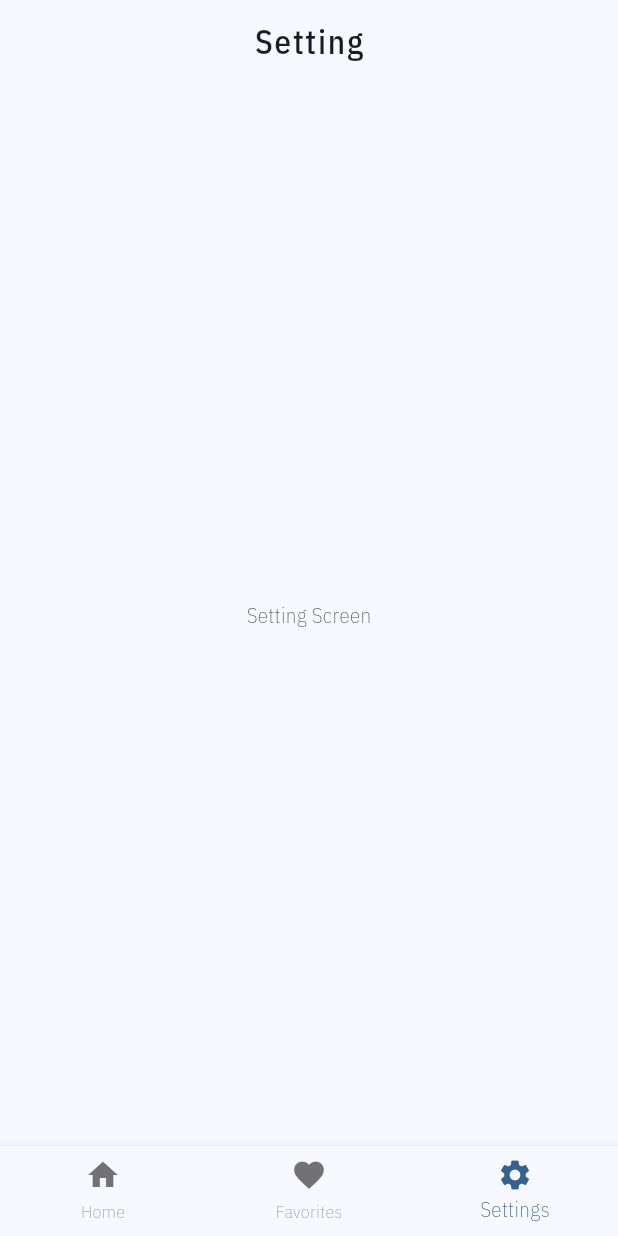
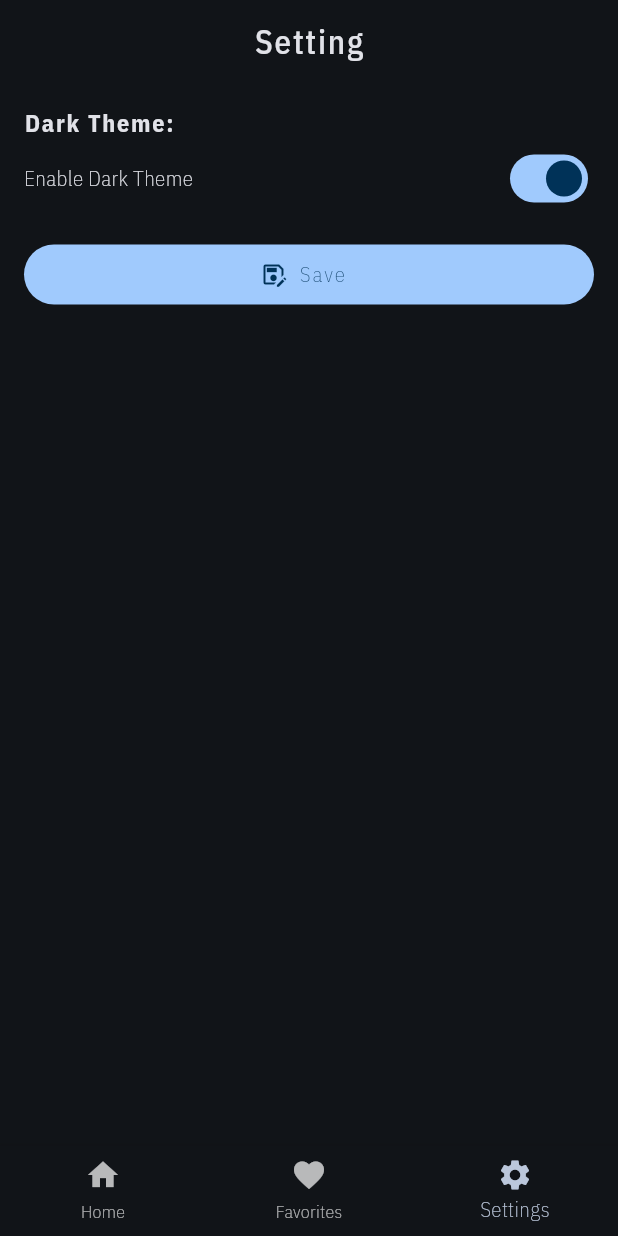
Before and after one commit to penhele/restaurant_app_base, a Flutter app: the screen it shows after launch, item 3 of the bottom bar chosen, on a phone screen of 412 x 824 dp. Run offline on Flutter 3.47's test engine with Material 3 defaults, Android fonts, the phone set to English and light mode, and no system bars; our stand-ins replace shared_preferences; network calls fail; project files that could hold a hidden picture were left out.

Commit message:
third commit: Membuat Pengaturan Tema

```diff
--- /dev/null
+++ b/lib/data/model/setting.dart
@@ -0,0 +1,7 @@
+class Setting {
+  final bool darkThemeEnable;
+
+  Setting({
+    required this.darkThemeEnable,
+  });
+}
--- a/lib/main.dart
+++ b/lib/main.dart
@@ -3,13 +3,20 @@ import 'package:provider/provider.dart';
 import 'package:restaurant_app_base/data/api/api_service.dart';
 import 'package:restaurant_app_base/provider/detail/restaurant_detail_provider.dart';
 import 'package:restaurant_app_base/provider/home/restaurant_list_provider.dart';
+import 'package:restaurant_app_base/provider/setting/dark_theme_state_provider.dart';
+import 'package:restaurant_app_base/provider/setting/shared_preferences_provider.dart';
 import 'package:restaurant_app_base/screen/detail/detail_screen.dart';
 import 'package:restaurant_app_base/screen/main/main_screen.dart';
 import 'package:restaurant_app_base/screen/setting/setting_screen.dart';
+import 'package:restaurant_app_base/services/shared_preferences_service.dart';
 import 'package:restaurant_app_base/static/navigation_route.dart';
 import 'package:restaurant_app_base/style/theme/restaurant_theme.dart';
+import 'package:shared_preferences/shared_preferences.dart';
 
-void main() {
+void main() async {
+  WidgetsFlutterBinding.ensureInitialized();
+  final prefs = await SharedPreferences.getInstance();
+
   runApp(
     MultiProvider(
       providers: [
@@ -23,7 +30,17 @@ void main() {
         ChangeNotifierProvider(
           create: (context) =>
               RestaurantDetailProvider(context.read<ApiServices>()),
-        )
+        ),
+        ChangeNotifierProvider(
+          create: (context) => DarkThemeStateProvider(),
+        ),
+        Provider(
+          create: (context) => SharedPreferencesService(prefs),
+        ),
+        ChangeNotifierProvider(
+          create: (context) => SharedPreferencesProvider(
+              context.read<SharedPreferencesService>()),
+        ),
       ],
       child: const MyApp(),
     ),
@@ -35,11 +52,14 @@ class MyApp extends StatelessWidget {
 
   @override
   Widget build(BuildContext context) {
+    return Consumer<DarkThemeStateProvider>(
+      builder: (_, value, __) {
         return MaterialApp(
           title: 'Restaurant App',
-      theme: TourismTheme.lightTheme,
-      darkTheme: TourismTheme.darkTheme,
-      themeMode: ThemeMode.system,
+          theme: RestaurantTheme.lightTheme,
+          darkTheme: RestaurantTheme.darkTheme,
+          themeMode:
+              value.darkThemeState.isEnable ? ThemeMode.dark : ThemeMode.light,
           initialRoute: NavigationRoute.mainRoute.name,
           routes: {
             NavigationRoute.mainRoute.name: (context) => const MainScreen(),
@@ -47,7 +67,10 @@ class MyApp extends StatelessWidget {
                   restaurantId:
                       ModalRoute.of(context)?.settings.arguments as String,
                 ),
-        NavigationRoute.settingRoute.name: (context) => const SettingScreen()
+            NavigationRoute.settingRoute.name: (context) =>
+                const SettingScreen()
+          },
+        );
       },
     );
   }
--- /dev/null
+++ b/lib/provider/setting/dark_theme_state_provider.dart
@@ -0,0 +1,13 @@
+import 'package:flutter/material.dart';
+import 'package:restaurant_app_base/utils/dark_theme_state.dart';
+
+class DarkThemeStateProvider extends ChangeNotifier {
+  DarkThemeState _darkThemeState = DarkThemeState.system;
+
+  DarkThemeState get darkThemeState => _darkThemeState;
+
+  set darkThemeState(DarkThemeState value) {
+    _darkThemeState = value;
+    notifyListeners();
+  }
+}
--- /dev/null
+++ b/lib/provider/setting/shared_preferences_provider.dart
@@ -0,0 +1,36 @@
+import 'package:flutter/material.dart';
+import 'package:restaurant_app_base/data/model/setting.dart';
+import 'package:restaurant_app_base/services/shared_preferences_service.dart';
+
+class SharedPreferencesProvider extends ChangeNotifier {
+  final SharedPreferencesService _service;
+
+  SharedPreferencesProvider(this._service);
+
+  String _message = "";
+  String get message => _message;
+
+  Setting? _setting;
+  Setting? get setting => _setting;
+
+  Future<void> saveSettingValue(Setting value) async {
+    try {
+      await _service.saveSettingValue(value);
+      _message = "Your data is saved";
+      _setting = value;
+    } catch (e) {
+      _message = "Failed to save your data";
+    }
+    notifyListeners();
+  }
+
+  void getSettingValue() async {
+    try {
+      _setting = _service.getSettingValue();
+      _message = "Data successfully retrieved";
+    } catch (e) {
+      _message = "Failed to get your data";
+    }
+    notifyListeners();
+  }
+}
--- /dev/null
+++ b/lib/screen/setting/dark_theme_field_widget.dart
@@ -0,0 +1,46 @@
+import 'package:flutter/material.dart';
+import 'package:provider/provider.dart';
+import 'package:restaurant_app_base/provider/setting/dark_theme_state_provider.dart';
+import 'package:restaurant_app_base/screen/setting/title_form_widget.dart';
+import 'package:restaurant_app_base/utils/dark_theme_state.dart';
+
+class DarkThemeField extends StatelessWidget {
+  const DarkThemeField({super.key});
+
+  @override
+  Widget build(BuildContext context) {
+    return Padding(
+      padding: const EdgeInsets.all(8.0),
+      child: Column(
+        crossAxisAlignment: CrossAxisAlignment.start,
+        children: [
+          const TitleForm(
+            'Dark Theme:',
+          ),
+          const SizedBox.square(dimension: 4),
+          Consumer<DarkThemeStateProvider>(
+            builder: (_, provider, __) {
+              final isDarkModeEnabled =
+                  provider.darkThemeState == DarkThemeState.enable;
+
+              return Row(
+                mainAxisAlignment: MainAxisAlignment.spaceBetween,
+                children: [
+                  const Text('Enable Dark Theme'),
+                  Switch(
+                    value: isDarkModeEnabled,
+                    onChanged: (value) {
+                      provider.darkThemeState = value
+                          ? DarkThemeState.enable
+                          : DarkThemeState.disable;
+                    },
+                  ),
+                ],
+              );
+            },
+          ),
+        ],
+      ),
+    );
+  }
+}
--- /dev/null
+++ b/lib/screen/setting/save_button_widget.dart
@@ -0,0 +1,22 @@
+import 'package:flutter/material.dart';
+
+class SaveButton extends StatelessWidget {
+  final Function() onPressed;
+
+  const SaveButton({
+    super.key,
+    required this.onPressed,
+  });
+
+  @override
+  Widget build(BuildContext context) {
+    return Padding(
+      padding: const EdgeInsets.all(8.0),
+      child: FilledButton.icon(
+        onPressed: onPressed,
+        label: const Text("Save"),
+        icon: const Icon(Icons.save_as_outlined),
+      ),
+    );
+  }
+}
--- a/lib/screen/setting/setting_screen.dart
+++ b/lib/screen/setting/setting_screen.dart
@@ -1,18 +1,75 @@
 import 'package:flutter/material.dart';
+import 'package:provider/provider.dart';
+import 'package:restaurant_app_base/data/model/setting.dart';
+import 'package:restaurant_app_base/provider/setting/dark_theme_state_provider.dart';
+import 'package:restaurant_app_base/provider/setting/shared_preferences_provider.dart';
+import 'package:restaurant_app_base/screen/setting/dark_theme_field_widget.dart';
+import 'package:restaurant_app_base/screen/setting/save_button_widget.dart';
+import 'package:restaurant_app_base/utils/dark_theme_state.dart';
 
-class SettingScreen extends StatelessWidget {
+class SettingScreen extends StatefulWidget {
   const SettingScreen({super.key});
+
+  @override
+  State<SettingScreen> createState() => _SettingScreenState();
+}
+
+class _SettingScreenState extends State<SettingScreen> {
+  @override
+  void initState() {
+    super.initState();
+
+    final darkThemeStateProvider = context.read<DarkThemeStateProvider>();
+    final sharedPreferencesProvider = context.read<SharedPreferencesProvider>();
+
+    Future.microtask(() async {
+      sharedPreferencesProvider.getSettingValue();
+      final setting = sharedPreferencesProvider.setting;
+
+      if (setting != null) {
+        darkThemeStateProvider.darkThemeState = setting.darkThemeEnable
+            ? DarkThemeState.enable
+            : DarkThemeState.disable;
+      }
+    });
+  }
+
+  void saveAction() async {
+    final darkThemeState =
+        context.read<DarkThemeStateProvider>().darkThemeState;
+    final isDarkThemeEnable = darkThemeState.isEnable;
+
+    final Setting setting = Setting(darkThemeEnable: isDarkThemeEnable);
+
+    final scaffoldMessenger = ScaffoldMessenger.of(context);
+    final sharedPreferencesProvider = context.read<SharedPreferencesProvider>();
+    await sharedPreferencesProvider.saveSettingValue(setting);
+
+    scaffoldMessenger.showSnackBar(SnackBar(
+      content: Text(sharedPreferencesProvider.message),
+    ));
+  }
 
   @override
   Widget build(BuildContext context) {
     return Scaffold(
-      appBar: AppBar(
-        title: Text('Setting'),
-        centerTitle: true,
-      ),
-      body: Center(
-        child: Text("Setting Screen"),
-      ),
-    );
+        appBar: AppBar(
+          title: Text('Setting'),
+          centerTitle: true,
+        ),
+        body: SingleChildScrollView(
+          child: Padding(
+            padding: const EdgeInsets.all(8.0),
+            child: Column(
+              crossAxisAlignment: CrossAxisAlignment.stretch,
+              children: [
+                const DarkThemeField(),
+                SaveButton(
+                  onPressed: () => saveAction(),
+                ),
+              ],
+            ),
+          ),
+        ));
   }
 }
--- /dev/null
+++ b/lib/screen/setting/title_form_widget.dart
@@ -0,0 +1,20 @@
+import 'package:flutter/material.dart';
+
+class TitleForm extends StatelessWidget {
+  final String text;
+
+  const TitleForm(
+    this.text, {
+    super.key,
+  });
+
+  @override
+  Widget build(BuildContext context) {
+    return Text(
+      text,
+      style: Theme.of(context).textTheme.titleMedium?.copyWith(
+            fontWeight: FontWeight.bold,
+          ),
+    );
+  }
+}
--- /dev/null
+++ b/lib/services/shared_preferences_service.dart
@@ -0,0 +1,24 @@
+import 'package:restaurant_app_base/data/model/setting.dart';
+import 'package:shared_preferences/shared_preferences.dart';
+
+class SharedPreferencesService {
+  final SharedPreferences _preferences;
+
+  SharedPreferencesService(this._preferences);
+
+  static const String keyNotification = "MYNOTIFICATION";
+
+  Future<void> saveSettingValue(Setting setting) async {
+    try {
+      await _preferences.setBool(keyNotification, setting.darkThemeEnable);
+    } catch (e) {
+      throw Exception("Shared preferences cannot save the setting value.");
+    }
+  }
+
+  Setting getSettingValue() {
+    return Setting(
+      darkThemeEnable: _preferences.getBool(keyNotification) ?? true,
+    );
+  }
+}
--- a/lib/style/theme/restaurant_theme.dart
+++ b/lib/style/theme/restaurant_theme.dart
@@ -2,9 +2,7 @@ import 'package:flutter/material.dart';
 import 'package:restaurant_app_base/style/colors/restaurant_colors.dart';
 import 'package:restaurant_app_base/style/typography/restaurant_text_styles.dart';
 
-// todo-04: create a TourismTheme
-class TourismTheme {
-  // todo-07: add theme for light and dark theme
+class RestaurantTheme {
   static ThemeData get lightTheme {
     return ThemeData(
       colorSchemeSeed: TourismColors.blue.color,
@@ -25,28 +23,26 @@ class TourismTheme {
     );
   }
 
-  // todo-05: add static value for textTheme and others
   static TextTheme get _textTheme {
     return TextTheme(
-      displayLarge: TourismTextStyles.displayLarge,
-      displayMedium: TourismTextStyles.displayMedium,
-      displaySmall: TourismTextStyles.displaySmall,
-      headlineLarge: TourismTextStyles.headlineLarge,
-      headlineMedium: TourismTextStyles.headlineMedium,
-      headlineSmall: TourismTextStyles.headlineSmall,
-      titleLarge: TourismTextStyles.titleLarge,
-      titleMedium: TourismTextStyles.titleMedium,
-      titleSmall: TourismTextStyles.titleSmall,
-      bodyLarge: TourismTextStyles.bodyLargeBold,
-      bodyMedium: TourismTextStyles.bodyLargeMedium,
-      bodySmall: TourismTextStyles.bodyLargeRegular,
-      labelLarge: TourismTextStyles.labelLarge,
-      labelMedium: TourismTextStyles.labelMedium,
-      labelSmall: TourismTextStyles.labelSmall,
+      displayLarge: RestaurantTextStyles.displayLarge,
+      displayMedium: RestaurantTextStyles.displayMedium,
+      displaySmall: RestaurantTextStyles.displaySmall,
+      headlineLarge: RestaurantTextStyles.headlineLarge,
+      headlineMedium: RestaurantTextStyles.headlineMedium,
+      headlineSmall: RestaurantTextStyles.headlineSmall,
+      titleLarge: RestaurantTextStyles.titleLarge,
+      titleMedium: RestaurantTextStyles.titleMedium,
+      titleSmall: RestaurantTextStyles.titleSmall,
+      bodyLarge: RestaurantTextStyles.bodyLargeBold,
+      bodyMedium: RestaurantTextStyles.bodyLargeMedium,
+      bodySmall: RestaurantTextStyles.bodyLargeRegular,
+      labelLarge: RestaurantTextStyles.labelLarge,
+      labelMedium: RestaurantTextStyles.labelMedium,
+      labelSmall: RestaurantTextStyles.labelSmall,
     );
   }
 
-  // todo-06: add static value for app bar theme and others
   static AppBarTheme get _appBarTheme {
     return AppBarTheme(
       toolbarTextStyle: _textTheme.titleLarge,
--- a/lib/style/typography/restaurant_text_styles.dart
+++ b/lib/style/typography/restaurant_text_styles.dart
@@ -1,12 +1,10 @@
-// todo-02: add text style for all typography
 import 'package:flutter/widgets.dart';
 
-class TourismTextStyles {
+class RestaurantTextStyles {
   static const TextStyle _commonStyle = TextStyle(
     fontFamily: 'IBMPlexSansCondensed',
   );
 
-  /// displayLarge Text Style
   static TextStyle displayLarge = _commonStyle.copyWith(
     fontSize: 57,
     fontWeight: FontWeight.w700,
@@ -14,7 +12,6 @@ class TourismTextStyles {
     letterSpacing: -2,
   );
 
-  /// displayMedium Text Style
   static TextStyle displayMedium = _commonStyle.copyWith(
     fontSize: 45,
     fontWeight: FontWeight.w600,
@@ -22,7 +19,6 @@ class TourismTextStyles {
     letterSpacing: -1,
   );
 
-  /// displaySmall Text Style
   static TextStyle displaySmall = _commonStyle.copyWith(
     fontSize: 36,
     fontWeight: FontWeight.w500,
@@ -30,7 +26,6 @@ class TourismTextStyles {
     letterSpacing: -1,
   );
 
-  /// headlineLarge Text Style
   static TextStyle headlineLarge = _commonStyle.copyWith(
     fontSize: 32,
     fontWeight: FontWeight.w600,
@@ -38,7 +33,6 @@ class TourismTextStyles {
     letterSpacing: -1,
   );
 
-  /// headlineMedium Text Style
   static TextStyle headlineMedium = _commonStyle.copyWith(
     fontSize: 28,
     fontWeight: FontWeight.w500,
@@ -46,7 +40,6 @@ class TourismTextStyles {
     letterSpacing: -1,
   );
 
-  /// headlineMedium Text Style
   static TextStyle headlineSmall = _commonStyle.copyWith(
     fontSize: 24,
     fontWeight: FontWeight.w400,
@@ -54,7 +47,6 @@ class TourismTextStyles {
     letterSpacing: -1,
   );
 
-  /// titleLarge Text Style
   static TextStyle titleLarge = _commonStyle.copyWith(
     fontSize: 22,
     fontWeight: FontWeight.w500,
@@ -62,7 +54,6 @@ class TourismTextStyles {
     letterSpacing: 1.2,
   );
 
-  /// titleMedium Text Style
   static TextStyle titleMedium = _commonStyle.copyWith(
     fontSize: 16,
     fontWeight: FontWeight.w400,
@@ -70,7 +61,6 @@ class TourismTextStyles {
     letterSpacing: 1.2,
   );
 
-  /// titleSmall Text Style
   static TextStyle titleSmall = _commonStyle.copyWith(
     fontSize: 14,
     fontWeight: FontWeight.w300,
@@ -78,28 +68,24 @@ class TourismTextStyles {
     letterSpacing: 1.2,
   );
 
-  /// bodyLargeBold Text Style
   static TextStyle bodyLargeBold = _commonStyle.copyWith(
     fontSize: 16,
     fontWeight: FontWeight.w400,
     height: 1.56,
   );
 
-  /// bodyLargeMedium Text Style
   static TextStyle bodyLargeMedium = _commonStyle.copyWith(
     fontSize: 14,
     fontWeight: FontWeight.w300,
     height: 1.56,
   );
 
-  /// bodyLargeRegular Text Style
   static TextStyle bodyLargeRegular = _commonStyle.copyWith(
     fontSize: 12,
     fontWeight: FontWeight.w200,
     height: 1.56,
   );
 
-  /// labelLarge Text Style
   static TextStyle labelLarge = _commonStyle.copyWith(
     fontSize: 14,
     fontWeight: FontWeight.w300,
@@ -107,7 +93,6 @@ class TourismTextStyles {
     letterSpacing: 1.3,
   );
 
-  /// labelMedium Text Style
   static TextStyle labelMedium = _commonStyle.copyWith(
     fontSize: 12,
     fontWeight: FontWeight.w200,
@@ -115,7 +100,6 @@ class TourismTextStyles {
     letterSpacing: 1.3,
   );
 
-  /// labelSmall Text Style
   static TextStyle labelSmall = _commonStyle.copyWith(
     fontSize: 11,
     fontWeight: FontWeight.w100,
--- /dev/null
+++ b/lib/utils/dark_theme_state.dart
@@ -0,0 +1,12 @@
+enum DarkThemeState {
+  enable,
+  disable,
+  system;
+
+  bool get isEnable => this == DarkThemeState.enable;
+}
+
+extension BoolExtension on bool {
+  DarkThemeState get isEnable =>
+      this == true ? DarkThemeState.enable : DarkThemeState.disable;
+}
--- a/pubspec.yaml
+++ b/pubspec.yaml
@@ -15,7 +15,7 @@ dependencies:
   cupertino_icons: ^1.0.8
   http: ^1.3.0
   provider: ^6.1.2
-  shared_preferences: ^2.5.2
+  shared_preferences: ^2.3.5
 
 dev_dependencies:
   flutter_test:
```
Also changed, not shown: 1 other file. Lines whose indentation alone changed are shown as unchanged.
